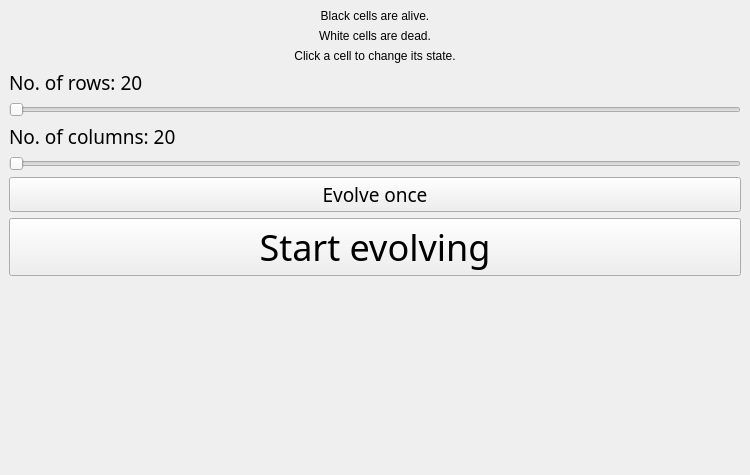
Qt form mainwindow.ui (liweiyap/Conway_GameOfLife) before a commit.
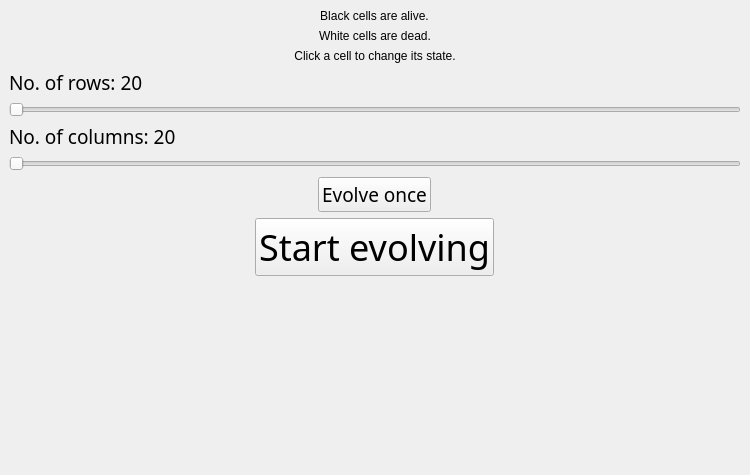
The same form after that commit.

Commit message: Change layout alignment of specific control widgets to 'Center horizontally'

What changed in the file:
```diff
--- a/mainwindow.ui
+++ b/mainwindow.ui
@@ -19,7 +19,7 @@
      <layout class="QHBoxLayout" name="mainLayout">
       <item>
        <layout class="QVBoxLayout" name="controlLayout">
-        <item>
+        <item alignment="Qt::AlignHCenter">
          <widget class="QLabel" name="liveCellColourInfo">
           <property name="styleSheet">
            <string notr="true">font: 22pt &quot;Trebuchet MS&quot;;</string>
@@ -32,7 +32,7 @@
           </property>
          </widget>
         </item>
-        <item>
+        <item alignment="Qt::AlignHCenter">
          <widget class="QLabel" name="deadCellColourInfo">
           <property name="styleSheet">
            <string notr="true">font: 22pt &quot;Trebuchet MS&quot;;</string>
@@ -45,7 +45,7 @@
           </property>
          </widget>
         </item>
-        <item>
+        <item alignment="Qt::AlignHCenter">
          <widget class="QLabel" name="clickInfo">
           <property name="styleSheet">
            <string notr="true">font: 22pt &quot;Trebuchet MS&quot;;</string>
@@ -104,7 +104,7 @@
           </property>
          </widget>
         </item>
-        <item>
+        <item alignment="Qt::AlignHCenter">
          <widget class="QPushButton" name="evolveOnceButton">
           <property name="font">
            <font>
@@ -117,7 +117,7 @@
           </property>
          </widget>
         </item>
-        <item>
+        <item alignment="Qt::AlignHCenter">
          <widget class="QPushButton" name="startOrStopEvolvingButton">
           <property name="font">
            <font>
```
